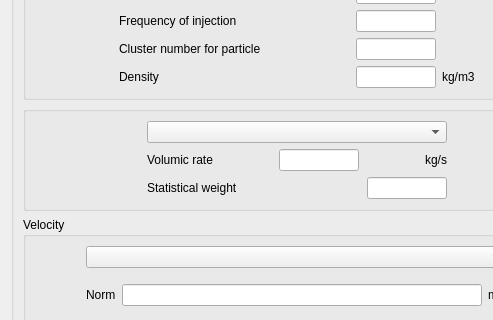
Qt form gui/Pages/LagrangianBoundariesForm.ui (code-saturne/code_saturne) before a commit; both pictures show x 0 to 493 and y 435 to 755 of the 594 by 1258 pixel window.
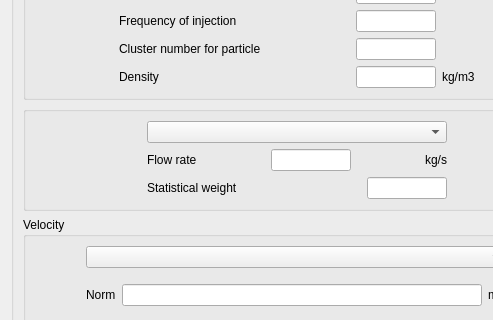
The same form after that commit.

Commit message: Merge rev. 9100 from trunk (fix issue 194/160).

```diff
--- a/gui/Pages/LagrangianBoundariesForm.ui
+++ b/gui/Pages/LagrangianBoundariesForm.ui
@@ -374,7 +374,7 @@
                      <string>Code_Saturne key word: IDEBT</string>
                     </property>
                     <property name="text">
-                     <string>Volumic rate</string>
+                     <string>Flow rate</string>
                     </property>
                    </widget>
                   </item>
```
Left out of the diff: 2 changed lines with no effect on the pictures. The commit also changes 2 other files.
